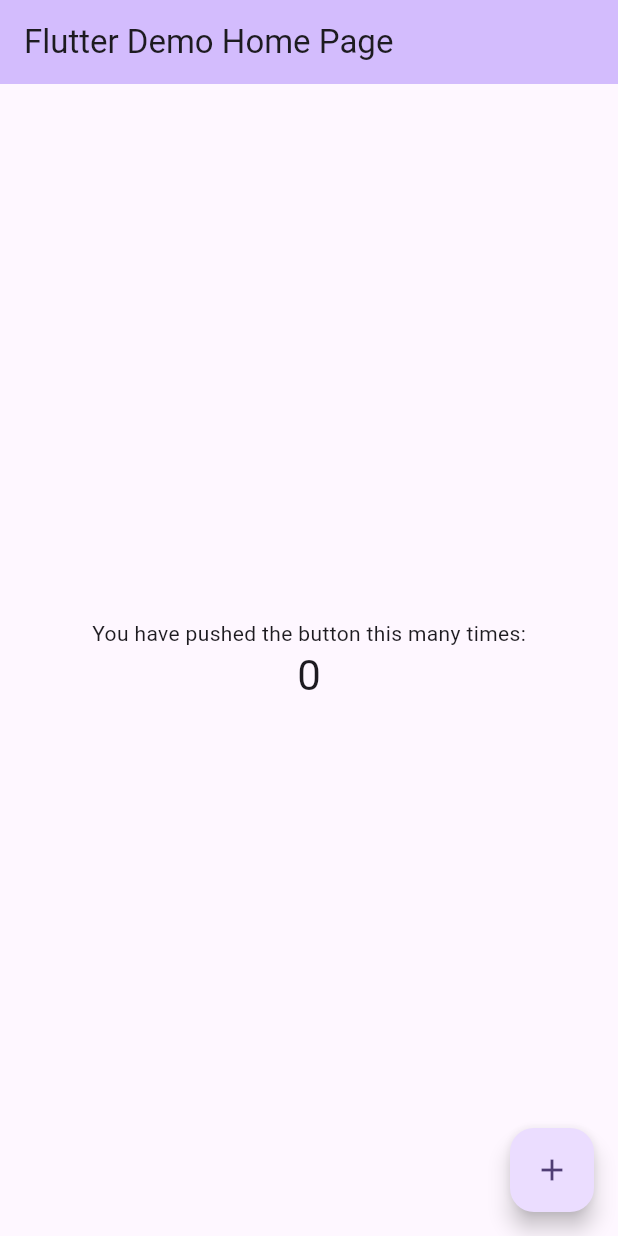
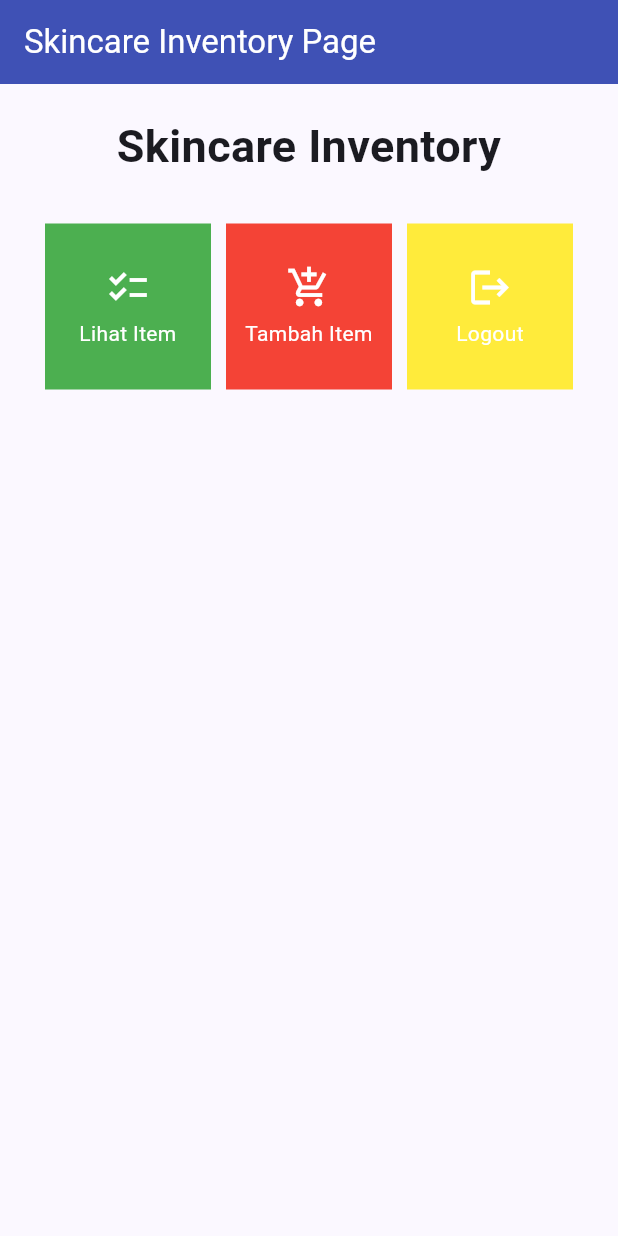
Before and after one commit to amandaoktivia14/skincare-inventory-mobile, a Flutter app: the screen it shows after launch, on a phone screen of 412 x 824 dp. Run offline on Flutter 3.47's test engine with Material 2 defaults, Android fonts, the light colour scheme and no system bars.

Commit message:
main & menu 7.1

```diff
--- a/lib/main.dart
+++ b/lib/main.dart
@@ -1,4 +1,5 @@
 import 'package:flutter/material.dart';
+import 'package:skincare_inventory/menu.dart';
 
 void main() {
   runApp(const MyApp());
@@ -28,98 +29,10 @@
         //
         // This works for code too, not just values: Most code changes can be
         // tested with just a hot reload.
-        colorScheme: ColorScheme.fromSeed(seedColor: Colors.deepPurple),
+        colorScheme: ColorScheme.fromSeed(seedColor: Colors.indigo),
         useMaterial3: true,
       ),
-      home: const MyHomePage(title: 'Flutter Demo Home Page'),
+      home: MyHomePage(),
     );
   }
 }
-
-class MyHomePage extends StatefulWidget {
-  const MyHomePage({super.key, required this.title});
-
-  // This widget is the home page of your application. It is stateful, meaning
-  // that it has a State object (defined below) that contains fields that affect
-  // how it looks.
-
-  // This class is the configuration for the state. It holds the values (in this
-  // case the title) provided by the parent (in this case the App widget) and
-  // used by the build method of the State. Fields in a Widget subclass are
-  // always marked "final".
-
-  final String title;
-
-  @override
-  State<MyHomePage> createState() => _MyHomePageState();
-}
-
-class _MyHomePageState extends State<MyHomePage> {
-  int _counter = 0;
-
-  void _incrementCounter() {
-    setState(() {
-      // This call to setState tells the Flutter framework that something has
-      // changed in this State, which causes it to rerun the build method below
-      // so that the display can reflect the updated values. If we changed
-      // _counter without calling setState(), then the build method would not be
-      // called again, and so nothing would appear to happen.
-      _counter++;
-    });
-  }
-
-  @override
-  Widget build(BuildContext context) {
-    // This method is rerun every time setState is called, for instance as done
-    // by the _incrementCounter method above.
-    //
-    // The Flutter framework has been optimized to make rerunning build methods
-    // fast, so that you can just rebuild anything that needs updating rather
-    // than having to individually change instances of widgets.
-    return Scaffold(
-      appBar: AppBar(
-        // TRY THIS: Try changing the color here to a specific color (to
-        // Colors.amber, perhaps?) and trigger a hot reload to see the AppBar
-        // change color while the other colors stay the same.
-        backgroundColor: Theme.of(context).colorScheme.inversePrimary,
-        // Here we take the value from the MyHomePage object that was created by
-        // the App.build method, and use it to set our appbar title.
-        title: Text(widget.title),
-      ),
-      body: Center(
-        // Center is a layout widget. It takes a single child and positions it
-        // in the middle of the parent.
-        child: Column(
-          // Column is also a layout widget. It takes a list of children and
-          // arranges them vertically. By default, it sizes itself to fit its
-          // children horizontally, and tries to be as tall as its parent.
-          //
-          // Column has various properties to control how it sizes itself and
-          // how it positions its children. Here we use mainAxisAlignment to
-          // center the children vertically; the main axis here is the vertical
-          // axis because Columns are vertical (the cross axis would be
-          // horizontal).
-          //
-          // TRY THIS: Invoke "debug painting" (choose the "Toggle Debug Paint"
-          // action in the IDE, or press "p" in the console), to see the
-          // wireframe for each widget.
-          mainAxisAlignment: MainAxisAlignment.center,
-          children: <Widget>[
-            const Text(
-              'You have pushed the button this many times:',
-            ),
-            Text(
-              '$_counter',
-              style: Theme.of(context).textTheme.headlineMedium,
-            ),
-          ],
-        ),
-      ),
-      floatingActionButton: FloatingActionButton(
-        onPressed: _incrementCounter,
-        tooltip: 'Increment',
-        child: const Icon(Icons.add),
-      ), // This trailing comma makes auto-formatting nicer for build methods.
-    );
-  }
-}
--- /dev/null
+++ b/lib/menu.dart
@@ -0,0 +1,122 @@
+import 'package:flutter/material.dart';
+
+class MyHomePage extends StatelessWidget {
+  MyHomePage({Key? key}) : super(key: key);
+
+  final List<ShopItem> items = [
+    ShopItem("Lihat Item", Icons.checklist, Colors.green),
+    ShopItem("Tambah Item", Icons.add_shopping_cart, Colors.red),
+    ShopItem("Logout", Icons.logout, Colors.yellow),
+  ];
+
+  // This widget is the home page of your application. It is stateful, meaning
+  // that it has a State object (defined below) that contains fields that affect
+  // how it looks.
+
+  // This class is the configuration for the state. It holds the values (in this
+  // case the title) provided by the parent (in this case the App widget) and
+  // used by the build method of the State. Fields in a Widget subclass are
+  // always marked "final".
+  @override
+  Widget build(BuildContext context) {
+    return Scaffold(
+      appBar: AppBar(
+        backgroundColor : Colors.indigo,
+        title: const Text(
+          'Skincare Inventory Page',
+          style: TextStyle(color: Colors.white),
+        ),
+      ),
+      body: SingleChildScrollView(
+        // Widget wrapper yang dapat discroll
+        child: Padding(
+          padding: const EdgeInsets.all(10.0), // Set padding dari halaman
+          child: Column(
+            // Widget untuk menampilkan children secara vertikal
+            children: <Widget>[
+              const Padding(
+                padding: EdgeInsets.only(top: 10.0, bottom: 10.0),
+                // Widget Text untuk menampilkan tulisan dengan alignment center dan style yang sesuai
+                child: Text(
+                  'Skincare Inventory', // Text yang menandakan toko
+                  textAlign: TextAlign.center,
+                  style: TextStyle(
+                    fontSize: 30,
+                    fontWeight: FontWeight.bold,
+                  ),
+                ),
+              ),
+              // Grid layout
+              GridView.count(
+                // Container pada card kita.
+                primary: true,
+                padding: const EdgeInsets.all(20),
+                crossAxisSpacing: 10,
+                mainAxisSpacing: 10,
+                crossAxisCount: 3,
+                shrinkWrap: true,
+                children: items.map((ShopItem item) {
+                  // Iterasi untuk setiap item
+                  return ShopCard(item);
+                }).toList(),
+              ),
+            ],
+          ),
+        ),
+      ),
+    );
+  }
+}
+
+class ShopItem {
+  final String name;
+  final IconData icon;
+  final Color color;
+
+  ShopItem(this.name, this.icon, this.color);
+}
+
+class ShopCard extends StatelessWidget {
+  final ShopItem item;
+
+  const ShopCard(this.item, {super.key}); // Constructor
+
+  @override
+  Widget build(BuildContext context) {
+    return Material(
+      color: item.color,
+      child: InkWell(
+        // Area responsive terhadap sentuhan
+        onTap: () {
+          // Memunculkan SnackBar ketika diklik
+          ScaffoldMessenger.of(context)
+            ..hideCurrentSnackBar()
+            ..showSnackBar(SnackBar(
+                content: Text("Kamu telah menekan tombol ${item.name}!")));
+        },
+        child: Container(
+          // Container untuk menyimpan Icon dan Text
+          padding: const EdgeInsets.all(8),
+          child: Center(
+            child: Column(
+              mainAxisAlignment: MainAxisAlignment.center,
+              children: [
+                Icon(
+                  item.icon,
+                  color: Colors.white,
+                  size: 30.0,
+                ),
+                const Padding(padding: EdgeInsets.all(3)),
+                Text(
+                  item.name,
+                  textAlign: TextAlign.center,
+                  style: const TextStyle(color: Colors.white),
+                ),
+              ],
+            ),
+          ),
+        ),
+      ),
+    );
+  }
+}
```
